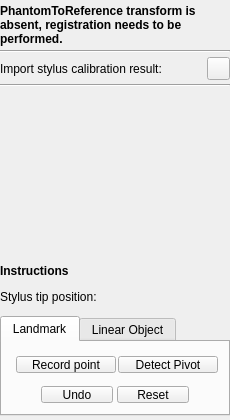
Before: the Qt Designer form PlusApp/fCal/Toolboxes/PhantomRegistrationToolbox.ui in PlusToolkit/PlusApp, drawn with Qt 5.
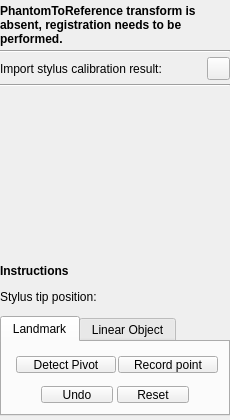
After: the same form once the commit is applied. Icons and pictures are not drawn. Custom widgets are drawn as their Qt base class.

Commit message: re #886 Pivot detection set minimun distance between markers and set acquisition rate from tracker device. Change button position

```diff
--- a/PlusApp/fCal/Toolboxes/PhantomRegistrationToolbox.ui
+++ b/PlusApp/fCal/Toolboxes/PhantomRegistrationToolbox.ui
@@ -298,6 +298,19 @@
         </rect>
        </property>
        <layout class="QHBoxLayout" name="horizontalLayout">
+        <item>
+         <widget class="QPushButton" name="pushButton_StartStop_2">
+          <property name="minimumSize">
+           <size>
+            <width>100</width>
+            <height>0</height>
+           </size>
+          </property>
+          <property name="text">
+           <string>Detect Pivot</string>
+          </property>
+         </widget>
+        </item>
         <item>
          <widget class="QPushButton" name="pushButton_RecordPoint">
           <property name="sizePolicy">
@@ -323,19 +336,6 @@
           </property>
          </widget>
         </item>
-        <item>
-         <widget class="QPushButton" name="pushButton_StartStop_2">
-          <property name="minimumSize">
-           <size>
-            <width>100</width>
-            <height>0</height>
-           </size>
-          </property>
-          <property name="text">
-           <string>Detect Pivot</string>
-          </property>
-         </widget>
-        </item>
        </layout>
       </widget>
      </widget>
```
The commit also changes 1 other file.
